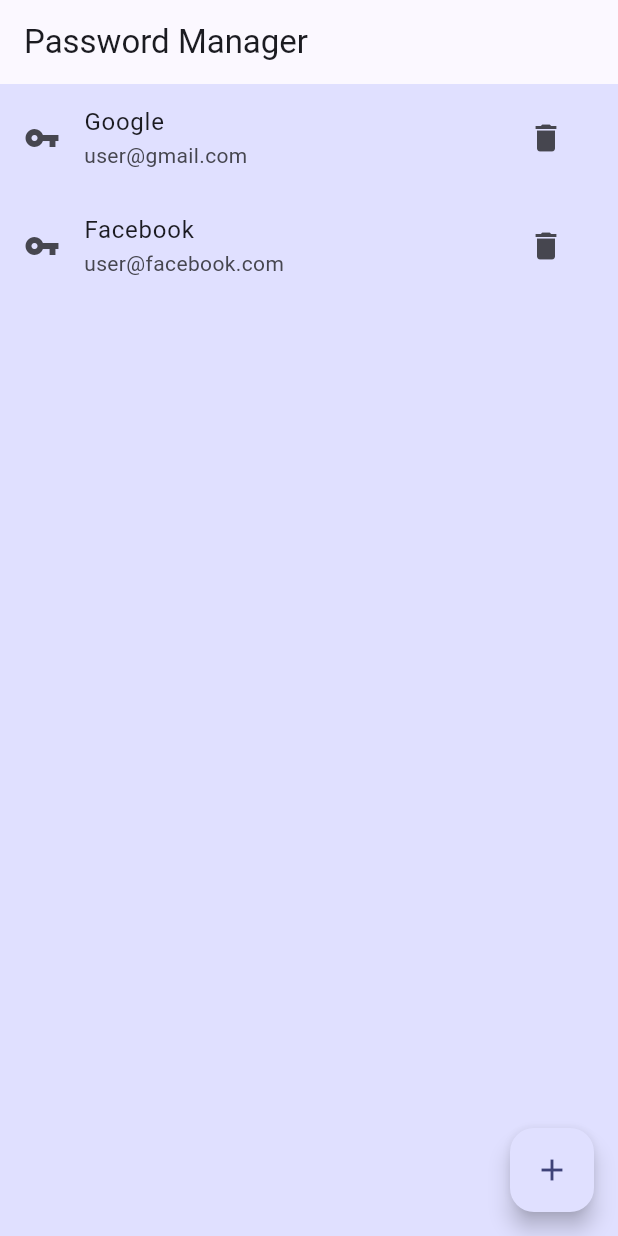
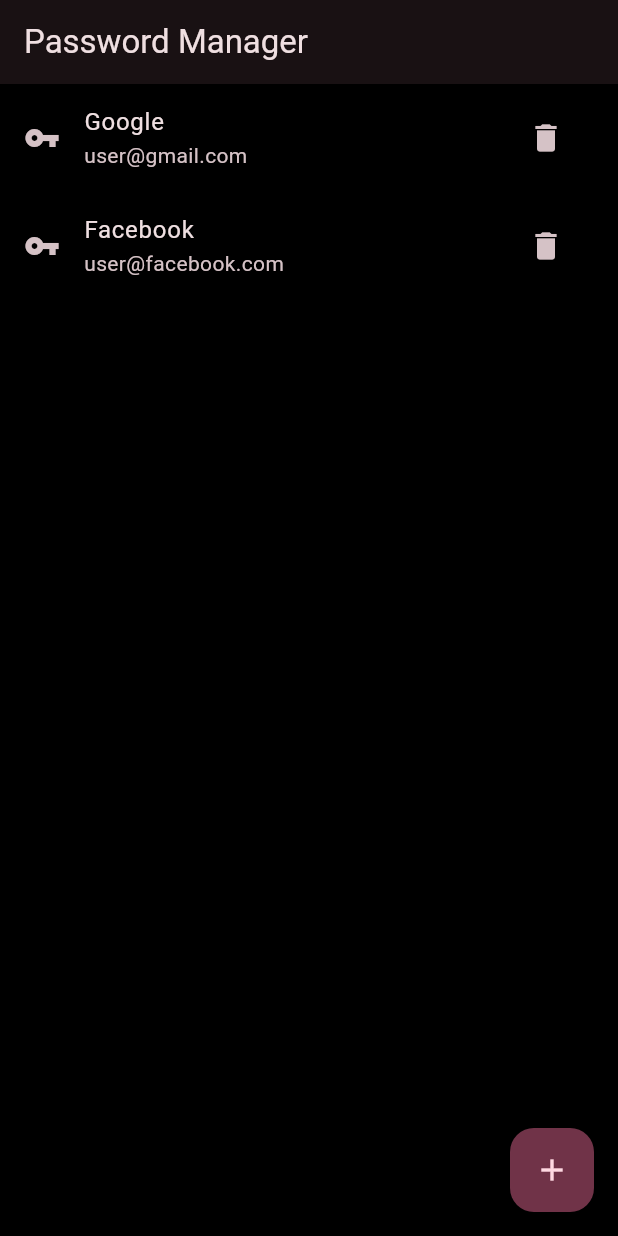
Before and after one commit to could-ai/01984187-8b40-7094-b764-c02460f21847, a Flutter app: the screen it shows after launch, on a phone screen of 412 x 824 dp. Run offline on Flutter 3.47's test engine with Material 3 defaults, Android fonts, the phone set to English and light mode, and no system bars.

Commit message:
将应用背景更改为黑色主题，强制使用深色模式并设置脚手架背景为纯黑色

```diff
--- a/usr/lib/main.dart
+++ b/usr/lib/main.dart
@@ -15,20 +15,20 @@ class MyApp extends StatelessWidget {
       debugShowCheckedModeBanner: false,
       theme: ThemeData(
         colorScheme: ColorScheme.fromSeed(
-          seedColor: const Color(0xFF0000FF), // Blue color
+          seedColor: const Color(0xFF000000), // Black color
         ),
         useMaterial3: true,
-        scaffoldBackgroundColor: const Color(0xFFE0E0FF), // Light blue background
+        scaffoldBackgroundColor: const Color(0xFF000000), // Black background
       ),
       darkTheme: ThemeData(
         colorScheme: ColorScheme.fromSeed(
-          seedColor: const Color(0xFF0000FF), // Blue color
+          seedColor: const Color(0xFF000000), // Black color
           brightness: Brightness.dark,
         ),
         useMaterial3: true,
-        scaffoldBackgroundColor: const Color(0xFF00004A), // Dark blue background
+        scaffoldBackgroundColor: const Color(0xFF000000), // Black background
       ),
-      themeMode: ThemeMode.system,
+      themeMode: ThemeMode.dark, // Force dark theme
       home: const PasswordListScreen(),
     );
   }
```
